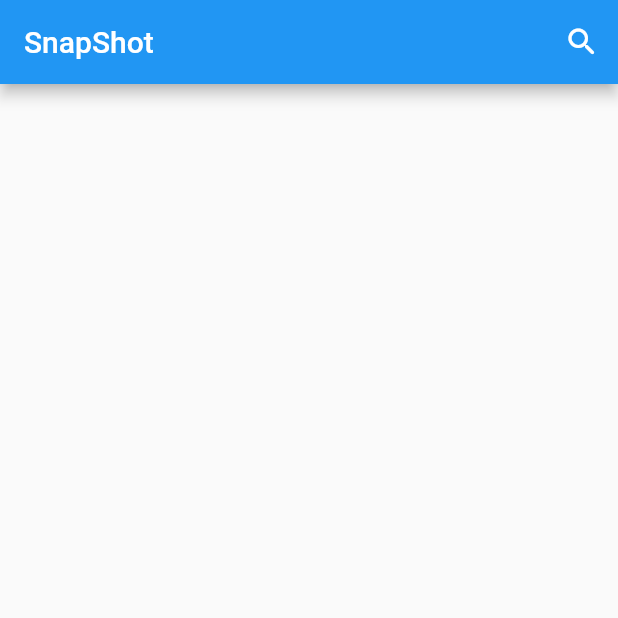
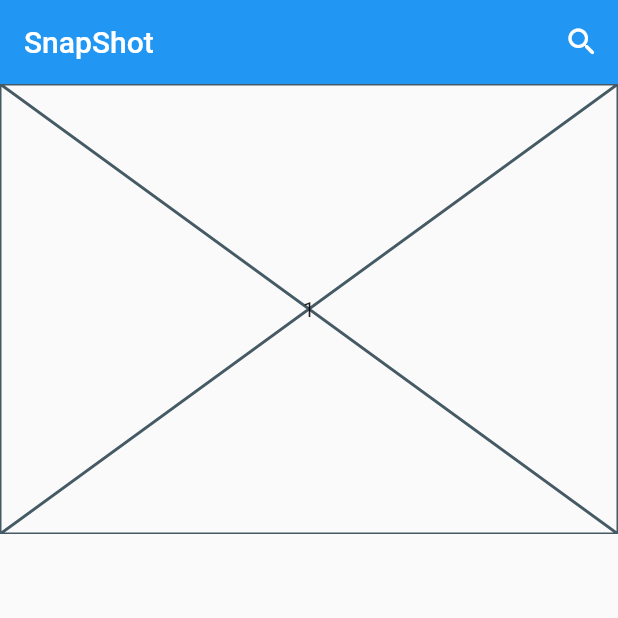
Before and after one commit to MahmoudAlMarashdy/snapshot, a Flutter app: the screen it shows after launch, on a phone screen of 412 x 824 dp, the top half of it. Run offline on Flutter 3.47's test engine with Material 2 defaults, Android fonts, the phone set to English and light mode, and no system bars; drawn by our look-alikes of carousel_slider.

Commit message:
some changes

```diff
--- a/lib/core/home_page.dart
+++ b/lib/core/home_page.dart
@@ -1,4 +1,6 @@
+import 'package:carousel_slider/carousel_slider.dart';
 import 'package:flutter/material.dart';
+import 'package:snapshot/movies/presentation/screens/nowplaying_movies_slider.dart';
 
 class HomePage extends StatelessWidget {
   const HomePage({Key? key}) : super(key: key);
@@ -6,15 +8,21 @@ class HomePage extends StatelessWidget {
   @override
   Widget build(BuildContext context) {
     return Scaffold(
-      appBar: AppBar(
+        body: NestedScrollView(
+          headerSliverBuilder: (context, isScrolled) => [
+            SliverAppBar(
               centerTitle: false,
               title: Text("SnapShot"),
               actions: [
                 IconButton(onPressed: (){}, icon: Icon(Icons.search_rounded))
               ],
+            )
+          ],
+          body: Column(
+            children: [
+              NowPlayingMoviesSlider(),
+            ],
           ),
-      body: Column(
-
         ),
     );
   }
--- a/lib/main.dart
+++ b/lib/main.dart
@@ -1,4 +1,5 @@
 import 'package:flutter/material.dart';
+import 'package:snapshot/movies/presentation/screens/movies_home_page.dart';
 
 import 'core/home_page.dart';
 
@@ -11,9 +12,6 @@ class MyApp extends StatelessWidget {
   @override
   Widget build(BuildContext context) {
     return MaterialApp(
-      theme: ThemeData(
-        useMaterial3: false
-      ),
       debugShowCheckedModeBanner: false,
       home: HomePage(),
     );
--- /dev/null
+++ b/lib/movies/presentation/screens/movies_home_page.dart
@@ -0,0 +1,10 @@
+import 'package:flutter/material.dart';
+
+class MoviesHomePage extends StatelessWidget {
+  const MoviesHomePage({Key? key}) : super(key: key);
+
+  @override
+  Widget build(BuildContext context) {
+    return Scaffold();
+  }
+}
--- /dev/null
+++ b/lib/movies/presentation/screens/nowplaying_movies_slider.dart
@@ -0,0 +1,35 @@
+import 'package:carousel_slider/carousel_slider.dart';
+import 'package:flutter/material.dart';
+
+class NowPlayingMoviesSlider extends StatelessWidget {
+  const NowPlayingMoviesSlider({Key? key}) : super(key: key);
+
+  @override
+  Widget build(BuildContext context) {
+    return CarouselSlider(
+        items: [
+          Placeholder(
+            child: Center(child: Text('1'),),
+          ),
+          Placeholder(
+            child: Center(child: Text('2'),),
+          ),
+          Placeholder(
+            child: Center(child: Text('3'),),
+          ),
+          Placeholder(
+            child: Center(child: Text('4'),),
+          ),
+          Placeholder(
+            child: Center(child: Text('5'),),
+          ),
+        ],
+        options: CarouselOptions(
+          height: 300,
+          autoPlay: true,
+          autoPlayInterval: Duration(seconds: 8),
+          viewportFraction: 1,
+        )
+    );
+  }
+}
--- a/pubspec.yaml
+++ b/pubspec.yaml
@@ -35,6 +35,7 @@ dependencies:
   # The following adds the Cupertino Icons font to your application.
   # Use with the CupertinoIcons class for iOS style icons.
   cupertino_icons: ^1.0.2
+  carousel_slider: ^4.2.1
 
 dev_dependencies:
   flutter_test:
```
Also changed, not shown: pubspec.lock. Lines whose indentation alone changed are shown as unchanged.
